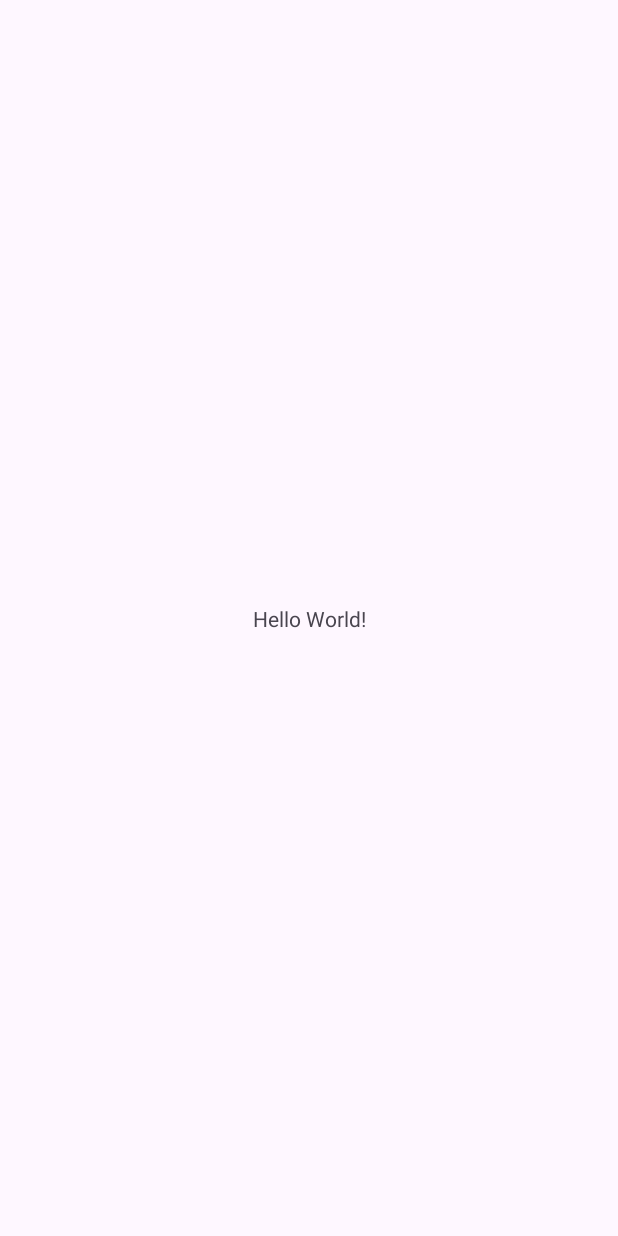
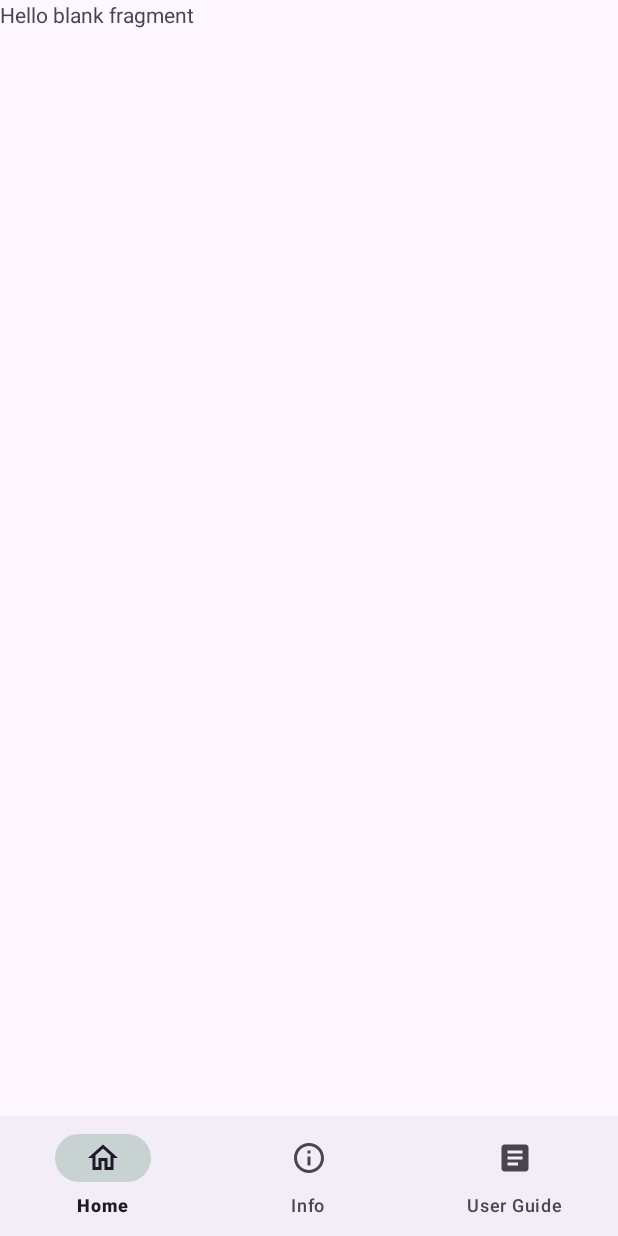
Before and after one commit to krisnasirait/Insecta, an Android app: the screen it shows after launch (MainActivity), on a phone screen of 412 x 824 dp. Before the commit the screen is almost empty. Run offline under Robolectric (Android 15) with nearby library versions, the phone set to English and light mode, and no system bars; our stand-ins replace navigation-ui.

Commit message:
added bot nav

```diff
--- a/app/src/main/AndroidManifest.xml
+++ b/app/src/main/AndroidManifest.xml
@@ -19,7 +19,8 @@
             android:exported="false" />
         <activity
             android:name=".SplashActivity"
-            android:exported="true">
+            android:exported="true"
+            android:theme="@style/Theme.Splash">
             <intent-filter>
                 <action android:name="android.intent.action.MAIN" />
                 <category android:name="android.intent.category.LAUNCHER" />
--- /dev/null
+++ b/app/src/main/java/com/insecta/edu/HomeFragment.kt
@@ -0,0 +1,19 @@
+package com.insecta.edu
+
+import android.os.Bundle
+import androidx.fragment.app.Fragment
+import android.view.LayoutInflater
+import android.view.View
+import android.view.ViewGroup
+
+
+class HomeFragment : Fragment() {
+
+    override fun onCreateView(
+        inflater: LayoutInflater, container: ViewGroup?,
+        savedInstanceState: Bundle?
+    ): View? {
+        // Inflate the layout for this fragment
+        return inflater.inflate(R.layout.fragment_home, container, false)
+    }
+}
--- a/app/src/main/java/com/insecta/edu/MainActivity.kt
+++ b/app/src/main/java/com/insecta/edu/MainActivity.kt
@@ -2,10 +2,27 @@ package com.insecta.edu
 
 import androidx.appcompat.app.AppCompatActivity
 import android.os.Bundle
+import androidx.activity.addCallback
+import androidx.navigation.findNavController
+import androidx.navigation.ui.setupWithNavController
+import com.google.android.material.bottomnavigation.BottomNavigationView
+import com.insecta.edu.databinding.ActivityMainBinding
 
 class MainActivity : AppCompatActivity() {
+
+    private lateinit var binding: ActivityMainBinding
     override fun onCreate(savedInstanceState: Bundle?) {
         super.onCreate(savedInstanceState)
-        setContentView(R.layout.activity_main)
+        binding = ActivityMainBinding.inflate(layoutInflater)
+        setContentView(binding.root)
+
+        val navView: BottomNavigationView = binding.bottomNavView
+        val navController = findNavController(R.id.nav_host_fragment)
+
+        navView.setupWithNavController(navController)
+
+        onBackPressedDispatcher.addCallback(this) {
+            finishAffinity()
+        }
     }
 }
--- /dev/null
+++ b/app/src/main/res/drawable/baseline_article_24.xml
@@ -0,0 +1,5 @@
+<vector android:autoMirrored="true" android:height="24dp"
+    android:tint="#000000" android:viewportHeight="24"
+    android:viewportWidth="24" android:width="24dp" xmlns:android="http://schemas.android.com/apk/res/android">
+    <path android:fillColor="@android:color/white" android:pathData="M19,3L5,3c-1.1,0 -2,0.9 -2,2v14c0,1.1 0.9,2 2,2h14c1.1,0 2,-0.9 2,-2L21,5c0,-1.1 -0.9,-2 -2,-2zM14,17L7,17v-2h7v2zM17,13L7,13v-2h10v2zM17,9L7,9L7,7h10v2z"/>
+</vector>
--- /dev/null
+++ b/app/src/main/res/drawable/outline_home_24.xml
@@ -0,0 +1,5 @@
+<vector android:height="24dp" android:tint="#000000"
+    android:viewportHeight="24" android:viewportWidth="24"
+    android:width="24dp" xmlns:android="http://schemas.android.com/apk/res/android">
+    <path android:fillColor="@android:color/white" android:pathData="M12,5.69l5,4.5V18h-2v-6H9v6H7v-7.81l5,-4.5M12,3L2,12h3v8h6v-6h2v6h6v-8h3L12,3z"/>
+</vector>
--- /dev/null
+++ b/app/src/main/res/drawable/outline_info_24.xml
@@ -0,0 +1,5 @@
+<vector android:height="24dp" android:tint="#000000"
+    android:viewportHeight="24" android:viewportWidth="24"
+    android:width="24dp" xmlns:android="http://schemas.android.com/apk/res/android">
+    <path android:fillColor="@android:color/white" android:pathData="M11,7h2v2h-2zM11,11h2v6h-2zM12,2C6.48,2 2,6.48 2,12s4.48,10 10,10 10,-4.48 10,-10S17.52,2 12,2zM12,20c-4.41,0 -8,-3.59 -8,-8s3.59,-8 8,-8 8,3.59 8,8 -3.59,8 -8,8z"/>
+</vector>
--- a/app/src/main/res/layout/activity_main.xml
+++ b/app/src/main/res/layout/activity_main.xml
@@ -6,13 +6,26 @@
     android:layout_height="match_parent"
     tools:context=".MainActivity">
 
-    <TextView
-        android:layout_width="wrap_content"
-        android:layout_height="wrap_content"
-        android:text="Hello World!"
-        app:layout_constraintBottom_toBottomOf="parent"
+    <fragment
+        android:id="@+id/nav_host_fragment"
+        android:name="androidx.navigation.fragment.NavHostFragment"
+        android:layout_width="0dp"
+        android:layout_height="0dp"
+        app:defaultNavHost="true"
+        app:layout_constraintBottom_toTopOf="@id/bottom_nav_view"
         app:layout_constraintEnd_toEndOf="parent"
         app:layout_constraintStart_toStartOf="parent"
-        app:layout_constraintTop_toTopOf="parent" />
+        app:layout_constraintTop_toTopOf="parent"
+        app:navGraph="@navigation/bottom_nav_navigation" />
+
+    <com.google.android.material.bottomnavigation.BottomNavigationView
+        android:id="@+id/bottom_nav_view"
+        android:layout_width="match_parent"
+        android:layout_height="wrap_content"
+        app:itemActiveIndicatorStyle="@style/App.Custom.Indicator"
+        app:layout_constraintBottom_toBottomOf="parent"
+        app:layout_constraintEnd_toStartOf="parent"
+        app:layout_constraintEnd_toEndOf="parent"
+        app:menu="@menu/bottom_nav_menu" />
 
 </androidx.constraintlayout.widget.ConstraintLayout>
--- /dev/null
+++ b/app/src/main/res/layout/fragment_home.xml
@@ -0,0 +1,14 @@
+<?xml version="1.0" encoding="utf-8"?>
+<FrameLayout xmlns:android="http://schemas.android.com/apk/res/android"
+    xmlns:tools="http://schemas.android.com/tools"
+    android:layout_width="match_parent"
+    android:layout_height="match_parent"
+    tools:context=".HomeFragment">
+
+    <!-- TODO: Update blank fragment layout -->
+    <TextView
+        android:layout_width="match_parent"
+        android:layout_height="match_parent"
+        android:text="@string/hello_blank_fragment" />
+
+</FrameLayout>
--- /dev/null
+++ b/app/src/main/res/menu/bottom_nav_menu.xml
@@ -0,0 +1,15 @@
+<?xml version="1.0" encoding="utf-8"?>
+<menu xmlns:android="http://schemas.android.com/apk/res/android">
+    <item
+        android:id="@+id/menu_home"
+        android:icon="@drawable/outline_home_24"
+        android:title="Home" />
+    <item
+        android:id="@+id/menu_info"
+        android:icon="@drawable/outline_info_24"
+        android:title="Info" />
+    <item
+        android:id="@+id/menu_usrguide"
+        android:icon="@drawable/baseline_article_24"
+        android:title="User Guide"/>
+</menu>
--- /dev/null
+++ b/app/src/main/res/navigation/bottom_nav_navigation.xml
@@ -0,0 +1,23 @@
+<?xml version="1.0" encoding="utf-8"?>
+<navigation xmlns:android="http://schemas.android.com/apk/res/android"
+    xmlns:app="http://schemas.android.com/apk/res-auto"
+    xmlns:tools="http://schemas.android.com/tools"
+    android:id="@+id/bottom_nav_navigation"
+    app:startDestination="@id/menu_home">
+
+    <fragment
+        android:id="@+id/menu_home"
+        android:name="com.insecta.edu.HomeFragment"
+        android:label="fragment_home"
+        tools:layout="@layout/fragment_home" />
+    <fragment
+        android:id="@+id/menu_info"
+        android:name="com.insecta.edu.InfoFragment"
+        android:label="fragment_info"
+        tools:layout="@layout/fragment_info" />
+    <fragment
+        android:id="@+id/menu_usrguide"
+        android:name="com.insecta.edu.UserGuideFragment"
+        android:label="fragment_user_guide"
+        tools:layout="@layout/fragment_user_guide" />
+</navigation>
--- a/app/src/main/res/values/colors.xml
+++ b/app/src/main/res/values/colors.xml
@@ -2,4 +2,8 @@
 <resources>
     <color name="black">#FF000000</color>
     <color name="white">#FFFFFFFF</color>
+
+    <color name="green_dark">#14471E</color>
+
+    <color name="blue_calm">#C8D2D1</color>
 </resources>
--- a/app/src/main/res/values/strings.xml
+++ b/app/src/main/res/values/strings.xml
@@ -1,3 +1,5 @@
 <resources>
     <string name="app_name">Insecta</string>
+    <!-- TODO: Remove or change this placeholder text -->
+    <string name="hello_blank_fragment">Hello blank fragment</string>
 </resources>
--- a/app/src/main/res/values/themes.xml
+++ b/app/src/main/res/values/themes.xml
@@ -2,8 +2,20 @@
     <!-- Base application theme. -->
     <style name="Base.Theme.Insecta" parent="Theme.Material3.DayNight.NoActionBar">
         <!-- Customize your light theme here. -->
-        <!-- <item name="colorPrimary">@color/my_light_primary</item> -->
+        <!-- Customize your light theme here. -->
+        <item name="colorPrimary">@color/green_dark</item>
+
+        <!-- Status bar color -->
+        <item name="android:statusBarColor">@color/blue_calm</item>
     </style>
 
     <style name="Theme.Insecta" parent="Base.Theme.Insecta" />
+
+    <style name="Theme.Splash" parent="Theme.AppCompat.Light.NoActionBar">
+        <item name="android:windowFullscreen">true</item>
+    </style>
+
+    <style name="App.Custom.Indicator" parent="Widget.Material3.BottomNavigationView.ActiveIndicator">
+        <item name="android:color">@color/blue_calm</item>
+    </style>
 </resources>
```
Also changed, not shown: app/build.gradle (+5 -3 lines), app/src/main/java/com/insecta/edu/InfoFragment.kt (added, +22 -0 lines), app/src/main/java/com/insecta/edu/UserGuideFragment.kt (added, +22 -0 lines), app/src/main/res/layout/fragment_info.xml (added, +14 -0 lines), app/src/main/res/layout/fragment_user_guide.xml (added, +14 -0 lines).
